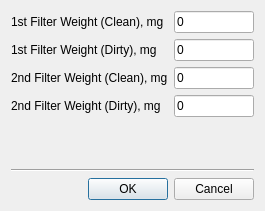
Before: the Qt Designer form Qr49/sources/filtermassdialog.ui in pa23/r49, drawn with Qt 5.
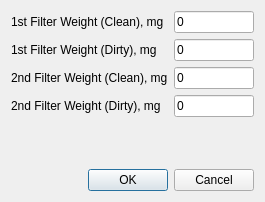
After: the same form once the commit is applied. Icons and pictures are not drawn.

The edit to the form file:
```diff
--- a/Qr49/sources/filtermassdialog.ui
+++ b/Qr49/sources/filtermassdialog.ui
@@ -9,8 +9,8 @@
    <rect>
     <x>0</x>
     <y>0</y>
-    <width>286</width>
-    <height>182</height>
+    <width>305</width>
+    <height>188</height>
    </rect>
   </property>
   <property name="focusPolicy">
@@ -148,13 +148,6 @@
      </item>
     </layout>
    </item>
-   <item>
-    <widget class="Line" name="line">
-     <property name="orientation">
-      <enum>Qt::Horizontal</enum>
-     </property>
-    </widget>
-   </item>
    <item>
     <layout class="QHBoxLayout" name="horizontalLayout">
      <item>
```
